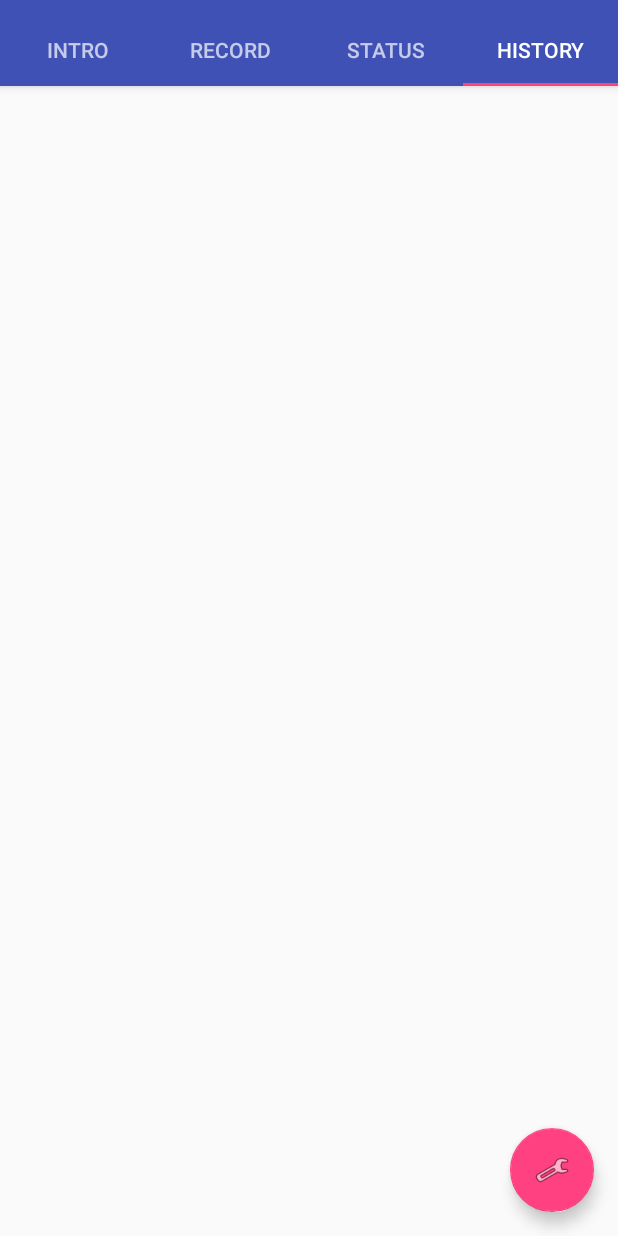
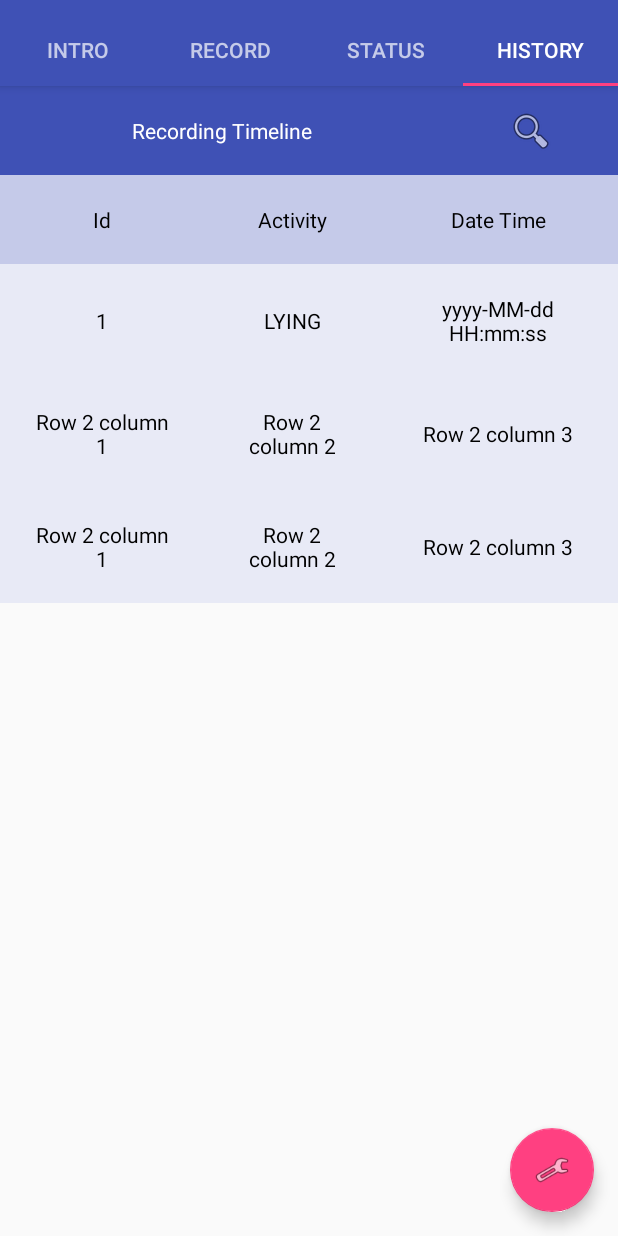
Before and after one commit to ieCecchetti/ActivityRecognitionOriginal, an Android app: the screen it shows after launch (MainActivity), tab 4 chosen, on a phone screen of 412 x 824 dp. Run offline under Robolectric (Android 15) with nearby library versions, the phone set to English and light mode, and no system bars; libraries missing offline, so code that uses them is left out: com.microsoft.band, net.sf.javaml, org.altbeacon.beacon; 3 statements that could not run were skipped.

Commit message:
-To-Do put 10 min control staticClass first page
- Fixing and Upgrade
history fragm

- Errors
Timing not perfect
sometime time restart

```diff
--- a/app/src/main/res/layout/fragment_4show.xml
+++ b/app/src/main/res/layout/fragment_4show.xml
@@ -1,16 +1,195 @@
-<ScrollView xmlns:android="http://schemas.android.com/apk/res/android"
-    xmlns:tools="http://schemas.android.com/tools"
+<ScrollView
+    xmlns:android="http://schemas.android.com/apk/res/android"
     android:layout_width="match_parent"
     android:layout_height="match_parent"
-    android:paddingBottom="@dimen/activity_vertical_margin"
-    android:paddingLeft="@dimen/activity_horizontal_margin"
-    android:paddingRight="@dimen/activity_horizontal_margin"
-    android:paddingTop="@dimen/activity_vertical_margin"
-    tools:context="com.example.cekke.activity_recognition_original.MainActivity">
+    android:orientation="vertical">
 
-    <TextView
-        android:id="@+id/section_label"
+<TableLayout
+    xmlns:android="http://schemas.android.com/apk/res/android"
+    android:layout_width="match_parent"
+    android:layout_height="match_parent"
+    android:shrinkColumns="*"
+    android:stretchColumns="*"
+    android:background="#ffffff"
+    >
+
+
+    <!-- Row 1 with single column -->
+    <TableRow
+        android:layout_height="wrap_content"
+        android:layout_width="match_parent"
+        android:gravity="center_horizontal">
+
+
+        <TextView
+            android:text="Recording Timeline"
+            android:layout_weight="1"
+            android:background="@color/colorPrimary"
+            android:textColor="#ffffff"
+            android:padding="20dip"
+            android:gravity="center"/>
+
+        <ImageButton
+            android:id="@+id/iv_buttonSearch"
+            android:text="Activity"
+            android:layout_height="match_parent"
+            android:background="@color/colorPrimary"
+            android:textColor="#000000"
+            android:padding="20dip"
+            android:gravity="center"
+            android:src="@android:drawable/ic_menu_search" />
+
+
+
+    </TableRow>
+
+    <!-- Row 2 with 3 columns -->
+
+
+    <TableRow
+        android:layout_height="wrap_content"
         android:layout_width="wrap_content"
-        android:layout_height="wrap_content" />
+        android:gravity="center_horizontal">
 
+        <TextView
+            android:id="@+id/TextView04"
+            android:text="Id"
+            android:layout_weight="1"
+            android:background="#C5CAE9"
+            android:textColor="#000000"
+            android:padding="20dip"
+            android:gravity="center"/>
+
+        <TextView
+            android:id="@+id/TextView05"
+            android:text="Activity"
+            android:layout_weight="5"
+            android:background="#C5CAE9"
+            android:textColor="#000000"
+            android:padding="20dip"
+            android:gravity="center"/>
+
+        <TextView
+            android:id="@+id/TextView06"
+            android:text="Date Time"
+            android:layout_weight="5"
+            android:background="#C5CAE9"
+            android:textColor="#000000"
+            android:padding="20dip"
+            android:gravity="center"/>
+
+    </TableRow>
+
+    <!-- Row 3 with 2 columns -->
+    <TableRow
+        android:layout_height="wrap_content"
+        android:layout_width="wrap_content"
+        android:gravity="center_horizontal">
+
+        <TextView
+            android:id="@+id/TextView07"
+            android:text="1"
+            android:layout_weight="1"
+            android:background="#E8EAF6"
+            android:textColor="#000000"
+            android:padding="20dip"
+            android:gravity="center"
+            android:layout_height="match_parent"/>
+
+        <TextView
+            android:id="@+id/TextView08"
+            android:text="LYING"
+            android:layout_weight="1"
+            android:background="#E8EAF6"
+            android:textColor="#000000"
+            android:padding="20dip"
+            android:gravity="center"
+            android:layout_height="match_parent"/>
+
+        <TextView
+            android:id="@+id/TextView09"
+            android:text="yyyy-MM-dd HH:mm:ss"
+            android:layout_weight="1"
+            android:background="#E8EAF6"
+            android:textColor="#000000"
+            android:padding="20dip"
+            android:gravity="center"
+            android:layout_height="match_parent"/>
+    </TableRow>
+
+
+
+    <TableRow
+        android:layout_height="wrap_content"
+        android:layout_width="wrap_content"
+        android:gravity="center_horizontal">
+
+        <TextView
+            android:id="@+id/TextView22"
+            android:text="Row 2 column 1"
+            android:layout_weight="1"
+            android:background="#E8EAF6"
+            android:textColor="#000000"
+            android:padding="20dip"
+            android:gravity="center"
+            android:layout_height="match_parent"/>
+
+        <TextView
+            android:id="@+id/TextView23"
+            android:text="Row 2 column 2"
+            android:layout_weight="1"
+            android:background="#E8EAF6"
+            android:textColor="#000000"
+            android:padding="20dip"
+            android:gravity="center"
+            android:layout_height="match_parent"/>
+
+        <TextView
+            android:id="@+id/TextView24"
+            android:text="Row 2 column 3"
+            android:layout_weight="1"
+            android:background="#E8EAF6"
+            android:textColor="#000000"
+            android:padding="20dip"
+            android:gravity="center"
+            android:layout_height="match_parent"/>
+    </TableRow>
+
+    <TableRow
+        android:layout_height="fill_parent"
+        android:layout_width="fill_parent"
+        android:gravity="center_horizontal">
+
+        <TextView
+            android:id="@+id/TextView25"
+            android:text="Row 2 column 1"
+            android:layout_weight="1"
+            android:background="#E8EAF6"
+            android:textColor="#000000"
+            android:padding="20dip"
+            android:gravity="center"
+            android:layout_height="match_parent"/>
+
+        <TextView
+            android:id="@+id/TextView26"
+            android:text="Row 2 column 2"
+            android:layout_weight="1"
+            android:background="#E8EAF6"
+            android:textColor="#000000"
+            android:padding="20dip"
+            android:gravity="center"
+            android:layout_height="match_parent"/>
+
+        <TextView
+            android:id="@+id/TextView27"
+            android:text="Row 2 column 3"
+            android:layout_weight="1"
+            android:background="#E8EAF6"
+            android:textColor="#000000"
+            android:padding="20dip"
+            android:gravity="center"
+            android:layout_height="match_parent"/>
+    </TableRow>
+
+</TableLayout>
 </ScrollView>
```
Also changed, not shown: app/src/main/java/com/example/cekke/activity_recognition_original/ActivityRecStaticPart.java (added, +359 -0 lines), app/src/main/java/com/example/cekke/activity_recognition_original/Utils.java (added, +78 -0 lines), app/src/main/res/drawable/activrecico.png (added), app/src/main/res/drawable/bandstatus.png (added), app/src/main/res/drawable/beaconstatus.png (added), app/src/main/res/drawable/phonestatus.png (added), 75 other files.
